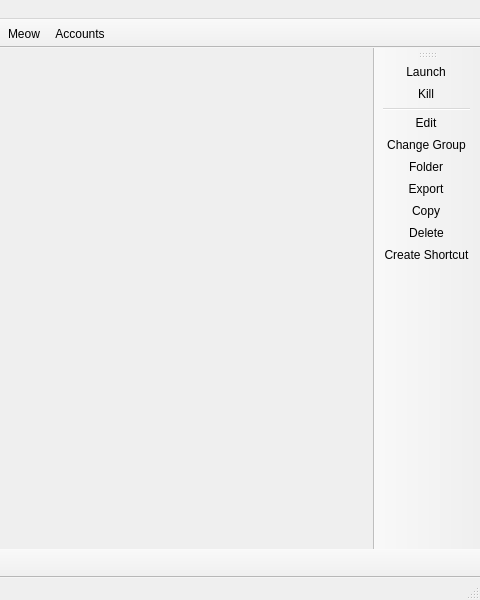
PrismLauncher/PrismLauncher, file launcher/ui/MainWindow.ui: the form before one commit; both pictures show x 320 to 800 and y 0 to 600 of the 800 by 600 pixel window.
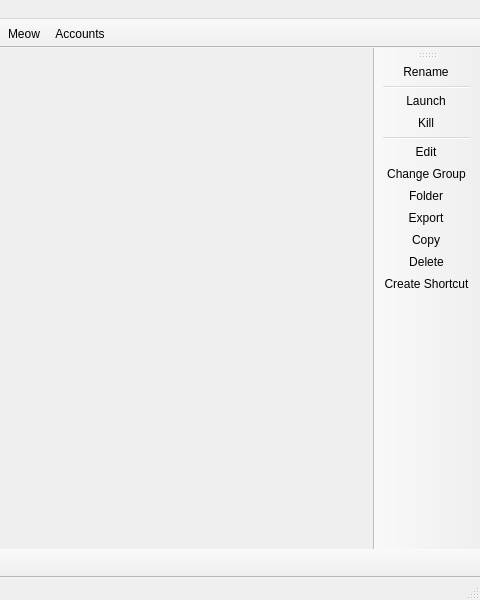
The form after the commit. Icons and pictures are not drawn. Custom widgets are drawn as their Qt base class.

Commit message: Improved instance toolbar

Patch:
```diff
--- a/launcher/ui/MainWindow.ui
+++ b/launcher/ui/MainWindow.ui
@@ -114,6 +114,8 @@
    <attribute name="toolBarBreak">
     <bool>false</bool>
    </attribute>
+   <addaction name="actionRenameInstance"/>
+   <addaction name="separator"/>
    <addaction name="actionLaunchInstance"/>
    <addaction name="actionKillInstance"/>
    <addaction name="separator"/>
```
Left out of the diff: 5 changed lines with no effect on the pictures. The commit also changes 7 other files.
